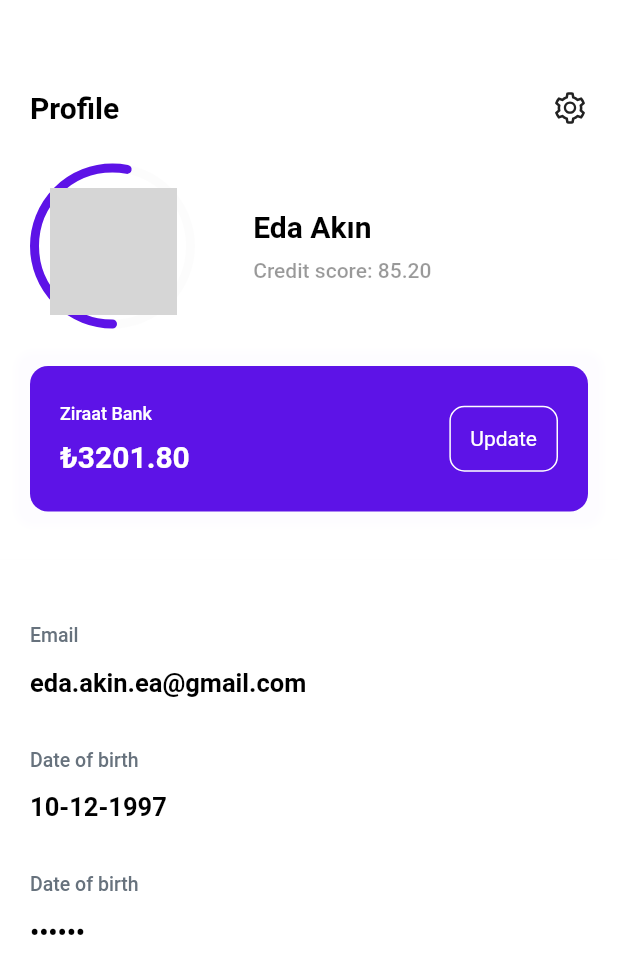
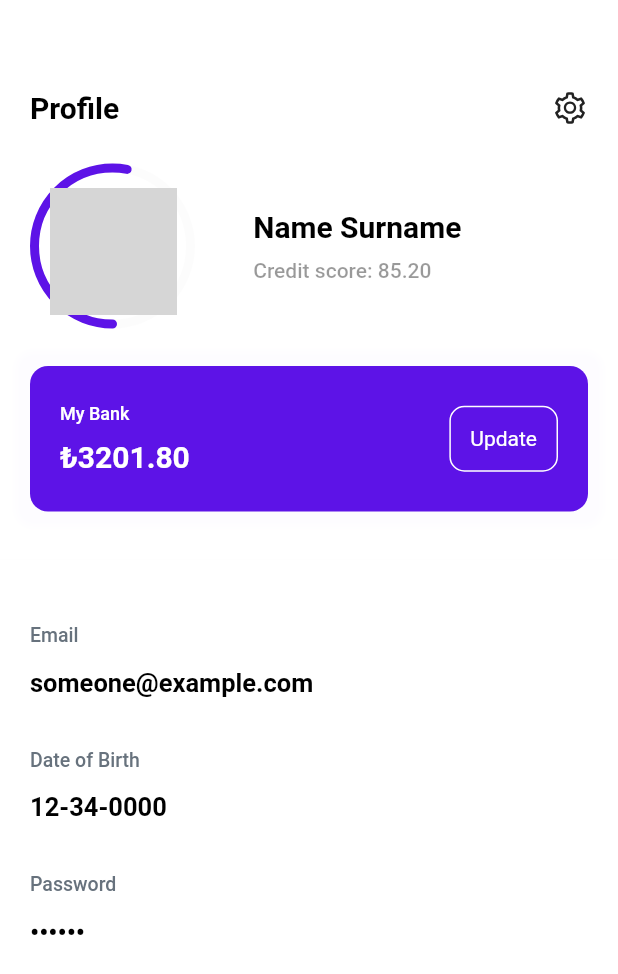
Before and after one commit to ebrusarabgc/budget_buddie_ui, a Flutter app: the ProfilePage screen opened directly, on a phone screen of 412 x 824 dp. Shown: the top 974 px of the screen. Run offline on Flutter 3.47's test engine with Material 2 defaults, Android fonts, the phone set to English and light mode, and no system bars; drawn by our look-alikes of percent_indicator; our stand-ins replace animated_bottom_navigation_bar, flutter_icons; network calls fail; grey boxes are pictures that could not be loaded.

Commit message:
Some adjustments have been made

```diff
--- a/lib/json/create_piggy_bank_json.dart
+++ b/lib/json/create_piggy_bank_json.dart
@@ -1,4 +1,4 @@
-import 'package:budget_buddie/theme/colors.dart';
+import '../theme/colors.dart';
 import 'package:flutter/material.dart';
 
 const List createPiggyBankJson = [
--- a/lib/main.dart
+++ b/lib/main.dart
@@ -1,8 +1,8 @@
-import 'package:budget_buddie/pages/intro_page.dart';
+import 'pages/intro_page.dart';
 import 'package:flutter/material.dart';
 
 void main() {
-  runApp(MaterialApp(
+  runApp(const MaterialApp(
     debugShowCheckedModeBanner: false,
     home: IntroPage(),
   ));
--- a/lib/pages/create_budge_page.dart
+++ b/lib/pages/create_budge_page.dart
@@ -9,12 +9,10 @@ class CreateBudgetPage extends StatefulWidget {
   _CreateBudgetPageState createState() => _CreateBudgetPageState();
 }
 
-// root copy paste
-
 class _CreateBudgetPageState extends State<CreateBudgetPage> {
   int activeCategory = 0;
   final TextEditingController _piggyBankName =
-  TextEditingController(text: "Travelling");
+  TextEditingController(text: "Gift");
   final TextEditingController _piggyBankPrice = TextEditingController(text: "₺1500.00");
   @override
   Widget build(BuildContext context) {
--- a/lib/pages/profile_page.dart
+++ b/lib/pages/profile_page.dart
@@ -12,9 +12,10 @@ class ProfilePage extends StatefulWidget {
 
 class _ProfilePageState extends State<ProfilePage> {
   final TextEditingController _email =
-  TextEditingController(text: "eda.akin.ea@gmail.com");
-  TextEditingController dateOfBirth = TextEditingController(text: "10-12-1997");
+      TextEditingController(text: "someone@example.com");
+  TextEditingController dateOfBirth = TextEditingController(text: "12-34-0000");
   TextEditingController password = TextEditingController(text: "123456");
+
   @override
   Widget build(BuildContext context) {
     return Scaffold(
@@ -82,11 +83,13 @@ class _ProfilePageState extends State<ProfilePage> {
                                 width: 85,
                                 height: 85,
                                 decoration: const BoxDecoration(
-                                    shape: BoxShape.circle,
-                                    image: DecorationImage(
-                                        image: NetworkImage(
-                                            "https://media.licdn.com/dms/image/C4E03AQH8AbBW7h1rBQ/profile-displayphoto-shrink_400_400/0/1642196413771?e=1679529600&v=beta&t=SgpNblRiwdUE9CH73wqEWlIZQpyGmzmCG9kcNJnWoQQ&ixlib=rb-1.2.1&auto=format&fit=crop&w=800&q=60"),
-                                        fit: BoxFit.cover)),
+                                  shape: BoxShape.circle,
+                                  image: DecorationImage(
+                                    image: NetworkImage(
+                                        "https://www.pngmart.com/files/10/User-Account-PNG-Transparent-Image.png"),
+                                    fit: BoxFit.cover,
+                                  ),
+                                ),
                               ),
                             )
                           ],
@@ -98,7 +101,7 @@ class _ProfilePageState extends State<ProfilePage> {
                           crossAxisAlignment: CrossAxisAlignment.start,
                           children: [
                             const Text(
-                              "Eda Akın",
+                              "Name Surname",
                               style: TextStyle(
                                   fontSize: 20,
                                   fontWeight: FontWeight.bold,
@@ -145,7 +148,7 @@ class _ProfilePageState extends State<ProfilePage> {
                             crossAxisAlignment: CrossAxisAlignment.start,
                             children: const [
                               Text(
-                                "Ziraat Bank",
+                                "My Bank",
                                 style: TextStyle(
                                     fontWeight: FontWeight.w500,
                                     fontSize: 12,
@@ -210,7 +213,7 @@ class _ProfilePageState extends State<ProfilePage> {
                   height: 20,
                 ),
                 const Text(
-                  "Date of birth",
+                  "Date of Birth",
                   style: TextStyle(
                       fontWeight: FontWeight.w500,
                       fontSize: 13,
@@ -228,7 +231,7 @@ class _ProfilePageState extends State<ProfilePage> {
                   height: 20,
                 ),
                 const Text(
-                  "Date of birth",
+                  "Password",
                   style: TextStyle(
                       fontWeight: FontWeight.w500,
                       fontSize: 13,
```
